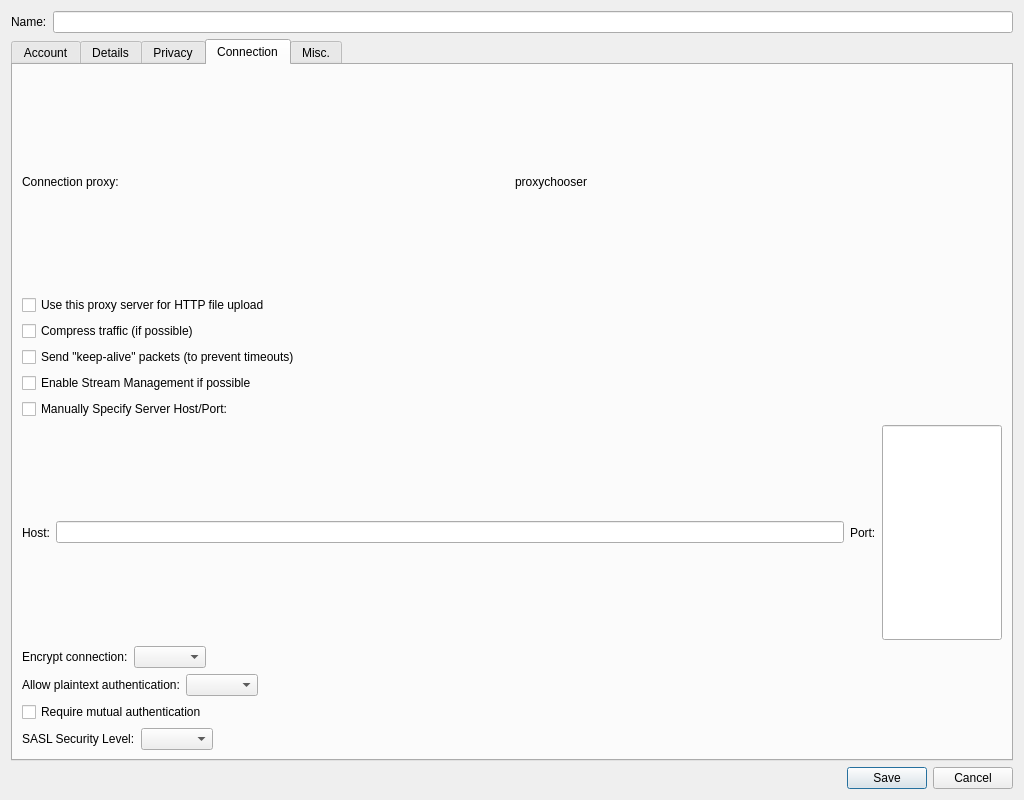
Before: the Qt Designer form src/accountmodify.ui in psi-im/psi, drawn with Qt 5.
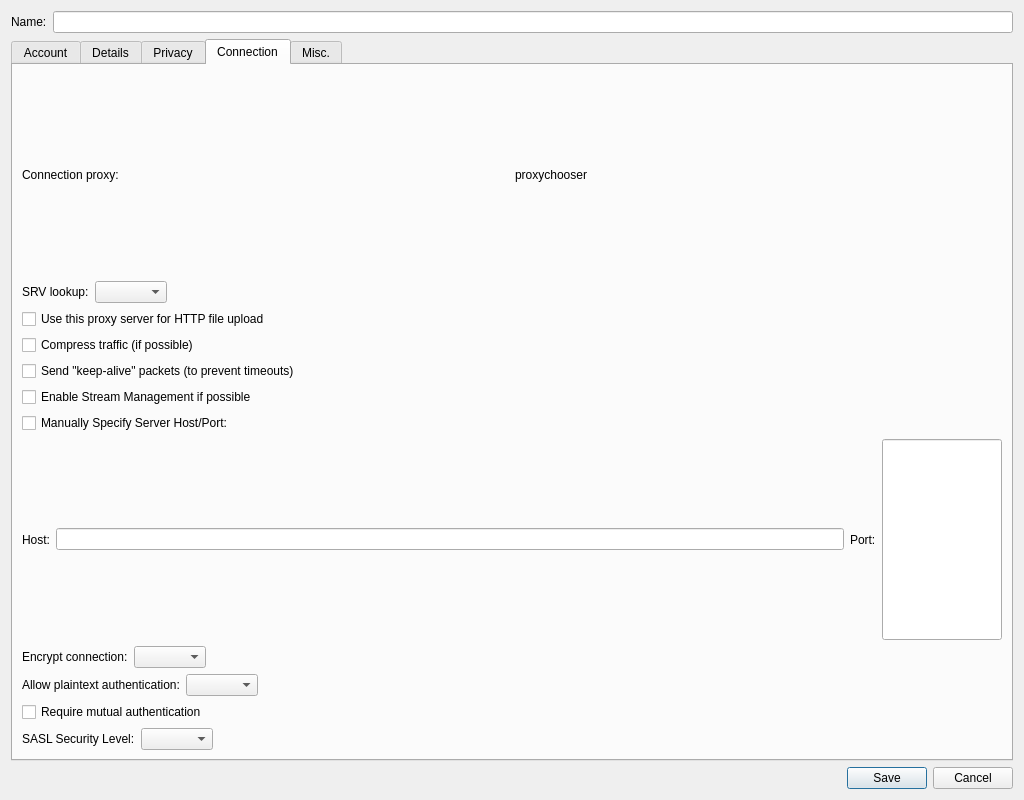
After: the same form once the commit is applied. The open tabs and pages were chosen to show the change.

Diff of the .ui file:
```diff
--- a/src/accountmodify.ui
+++ b/src/accountmodify.ui
@@ -637,6 +637,33 @@
          </item>
         </layout>
        </item>
+       <item>
+        <layout class="QHBoxLayout" name="hboxSrvLookup">
+         <item>
+          <widget class="QLabel" name="lb_srvLookup">
+           <property name="text">
+            <string>SRV lookup:</string>
+           </property>
+          </widget>
+         </item>
+         <item>
+          <widget class="QComboBox" name="cb_srvLookup"/>
+         </item>
+         <item>
+          <spacer name="spacerSrvLookup">
+           <property name="orientation">
+            <enum>Qt::Horizontal</enum>
+           </property>
+           <property name="sizeHint" stdset="0">
+            <size>
+             <width>0</width>
+             <height>0</height>
+            </size>
+           </property>
+          </spacer>
+         </item>
+        </layout>
+       </item>
        <item>
         <widget class="QCheckBox" name="ck_useProxyForUpload">
          <property name="text">
```
Left out of the diff: 1 changed line with no effect on the pictures.
